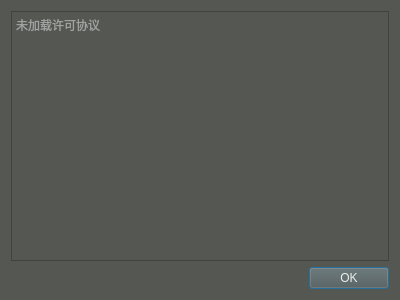
FangCunWuChang/DeepVocal-Mark-Tool, file DVMT/gpl.ui: the form before one commit.
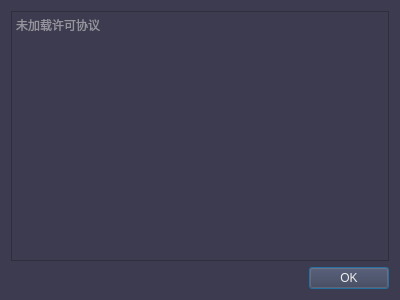
The form after the commit. Icons and pictures are not drawn.

What changed in the file:
```diff
--- a/DVMT/gpl.ui
+++ b/DVMT/gpl.ui
@@ -28,7 +28,7 @@
 
 
 QWidget{
-background-color: rgb(85, 87, 83);
+background-color: rgb(61,59,79);
 	color: rgb(238, 238, 236);
 }
 QScrollBar:vertical {
@@ -40,20 +40,20 @@
     QScrollBar::handle:vertical {
         border: 	1px solid grey;
         border-radius: 7px;
-        background-color: rgb(85, 87, 83);
+        background-color: rgb(61,59,79);
         min-height: 60px;
         margin: 0px 0px 0px 0px;
     }
     QScrollBar::add-line:vertical {
         border: none;
-        background: rgb(85, 87, 83);
+        background: rgb(61,59,79);
         height: 0px;
         subcontrol-position: bottom;
         subcontrol-origin: margin;
     }
     QScrollBar::sub-line:vertical {
         border: none;
-background: rgb(85, 87, 83);
+background: rgb(61,59,79);
         height: 0px;
         subcontrol-position: top;
         subcontrol-origin: margin;
@@ -79,14 +79,14 @@
     }
     QScrollBar::add-line:vertical:disabled{
         border: none;
-        background: rgb(85, 87, 83);
+        background: rgb(61,59,79);
         height: 0px;
         subcontrol-position: bottom;
         subcontrol-origin: margin;
     }
     QScrollBar::sub-line:vertical:disabled{
         border: none;
-background: rgb(85, 87, 83);
+background: rgb(61,59,79);
         height: 0px;
         subcontrol-position: top;
         subcontrol-origin: margin;
@@ -111,20 +111,20 @@
     QScrollBar::handle:vertical {
         border: 	1px solid grey;
         border-radius: 7px;
-        background-color: rgb(85, 87, 83);
+        background-color: rgb(61,59,79);
         min-height: 60px;
         margin: 0px 0px 0px 0px;
     }
     QScrollBar::add-line:vertical {
         border: none;
-        background: rgb(85, 87, 83);
+        background: rgb(61,59,79);
         height: 0px;
         subcontrol-position: bottom;
         subcontrol-origin: margin;
     }
     QScrollBar::sub-line:vertical {
         border: none;
-background: rgb(85, 87, 83);
+background: rgb(61,59,79);
         height: 0px;
         subcontrol-position: top;
         subcontrol-origin: margin;
@@ -150,14 +150,14 @@
     }
     QScrollBar::add-line:vertical:disabled{
         border: none;
-        background: rgb(85, 87, 83);
+        background: rgb(61,59,79);
         height: 0px;
         subcontrol-position: bottom;
         subcontrol-origin: margin;
     }
     QScrollBar::sub-line:vertical:disabled{
         border: none;
-background: rgb(85, 87, 83);
+background: rgb(61,59,79);
         height: 0px;
         subcontrol-position: top;
         subcontrol-origin: margin;
```
Left out of the diff: 4 changed lines with no effect on the pictures.
